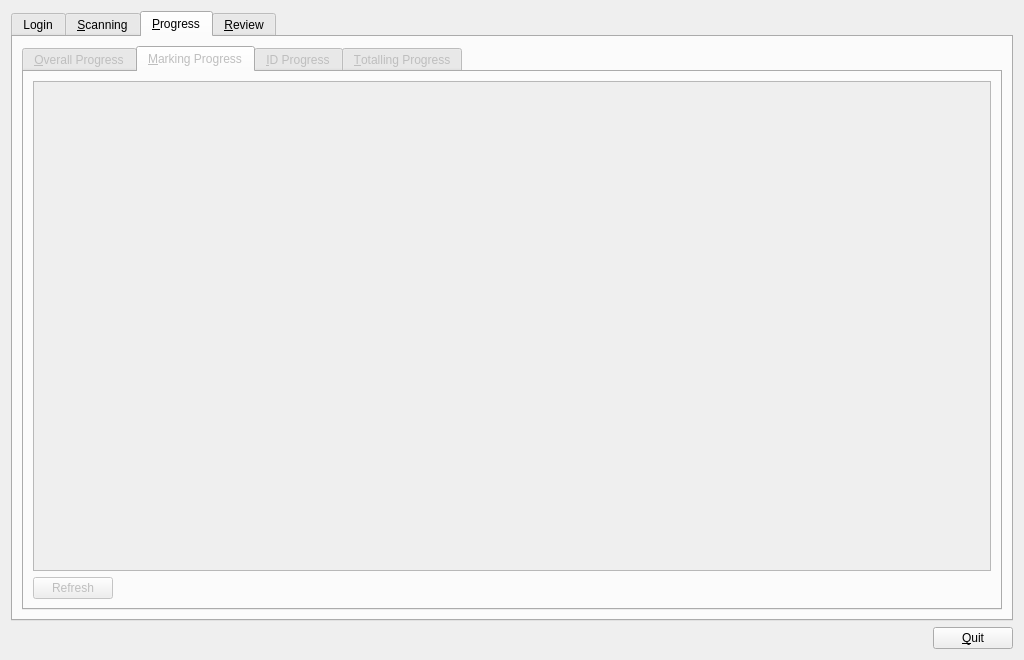
Old version of the form qtCreatorFiles/ui_manager.ui in the repository plomgrading/plom.
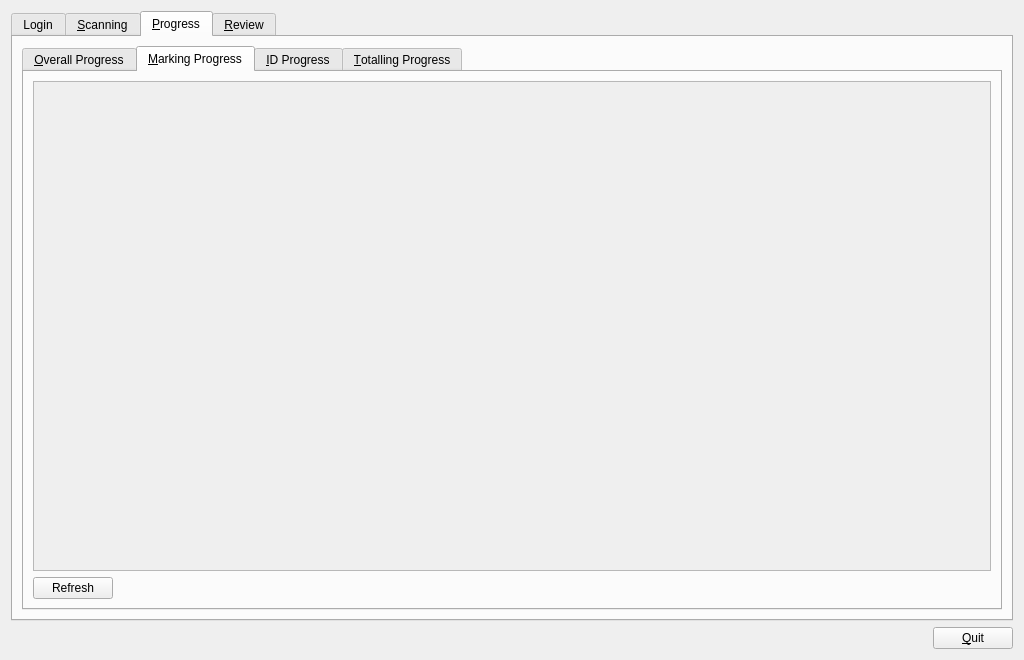
New version of the form. The open tabs and pages were chosen to show the change.

Diff of the .ui file:
```diff
--- a/qtCreatorFiles/ui_manager.ui
+++ b/qtCreatorFiles/ui_manager.ui
@@ -516,7 +516,7 @@
      </widget>
      <widget class="QWidget" name="progressAllTab">
       <property name="enabled">
-       <bool>false</bool>
+       <bool>true</bool>
       </property>
       <attribute name="title">
        <string>&amp;Progress</string>
@@ -525,7 +525,7 @@
        <item>
         <widget class="QTabWidget" name="progressTabW">
          <property name="enabled">
-          <bool>false</bool>
+          <bool>true</bool>
          </property>
          <property name="currentIndex">
           <number>0</number>
@@ -592,7 +592,7 @@
          </widget>
          <widget class="QWidget" name="progressTab">
           <property name="enabled">
-           <bool>false</bool>
+           <bool>true</bool>
           </property>
           <attribute name="title">
            <string>&amp;Marking Progress</string>
```
Left out of the diff: 27 changed lines with no effect on the pictures.
